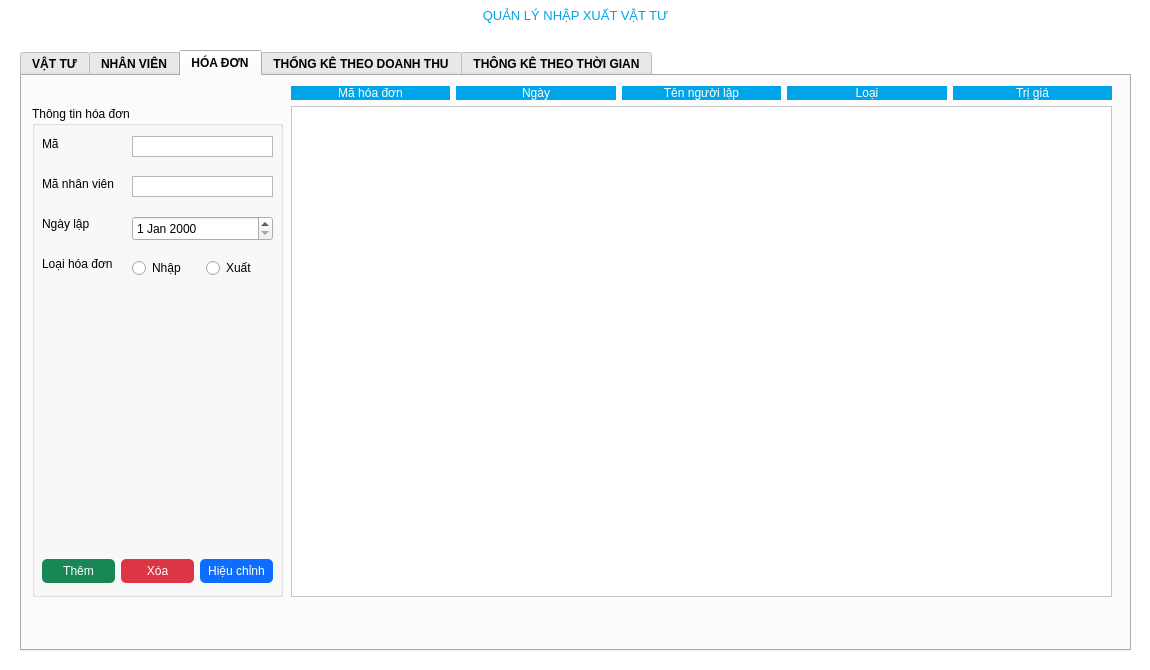
This is src/view/mainwindow.ui in VinhNguyenD23/facilitiesManagement as Qt 5 draws it before an edit. The edited form follows.
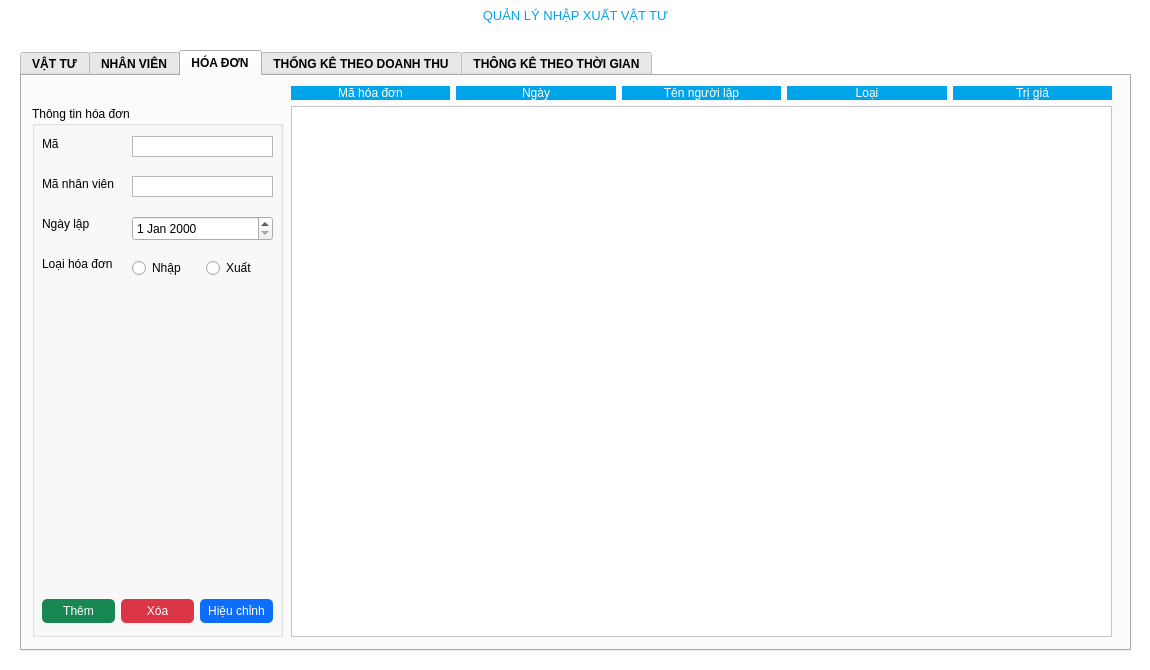
This is the edited form. The open tabs and pages were chosen to show the change.

```diff
--- a/src/view/mainwindow.ui
+++ b/src/view/mainwindow.ui
@@ -735,7 +735,7 @@
           <x>10</x>
           <y>30</y>
           <width>251</width>
-          <height>491</height>
+          <height>531</height>
          </rect>
         </property>
         <property name="title">
@@ -839,7 +839,7 @@
          <property name="geometry">
           <rect>
            <x>10</x>
-           <y>450</y>
+           <y>490</y>
            <width>231</width>
            <height>31</height>
           </rect>
@@ -910,7 +910,7 @@
           <x>269</x>
           <y>10</y>
           <width>821</width>
-          <height>511</height>
+          <height>551</height>
          </rect>
         </property>
         <layout class="QVBoxLayout" name="verticalLayout_2">
@@ -1005,6 +1005,9 @@
          </item>
          <item>
           <widget class="QTableWidget" name="InvoiceTable">
+           <property name="horizontalScrollBarPolicy">
+            <enum>Qt::ScrollBarPolicy::ScrollBarAlwaysOff</enum>
+           </property>
            <property name="gridStyle">
             <enum>Qt::PenStyle::DashLine</enum>
            </property>
```
Left out of the diff: 26 changed lines with no effect on the pictures.
